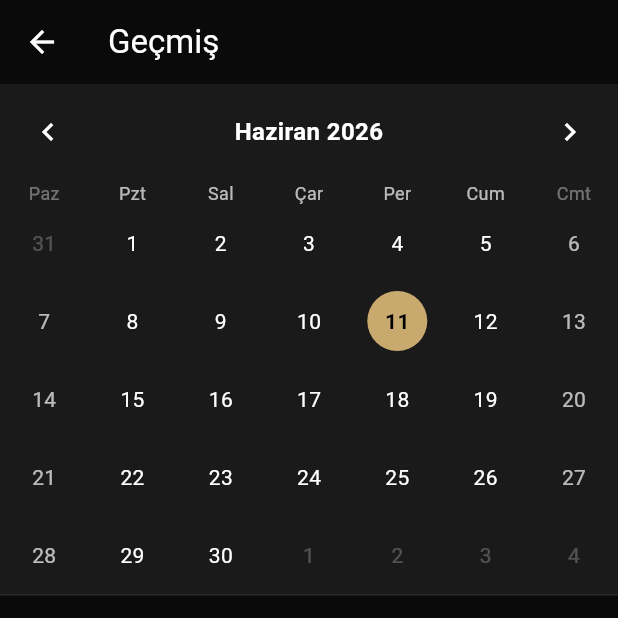
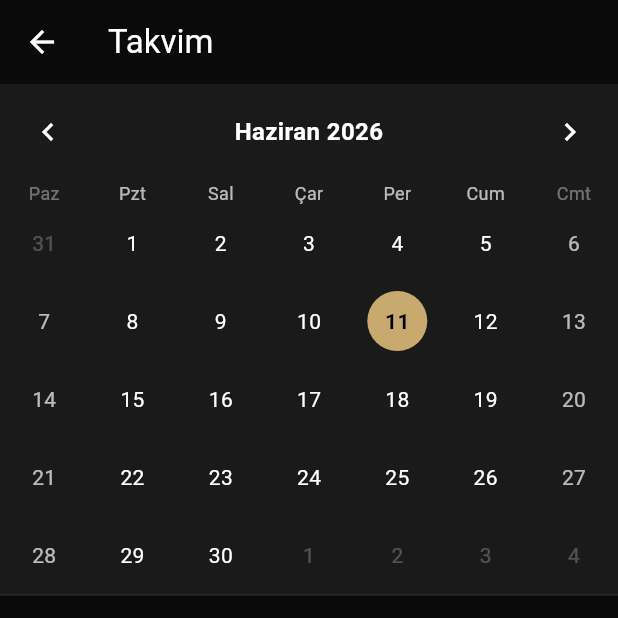
Before and after one commit to AbdullahSaitAvci/ai-gunluk, a Flutter app: the HistoryScreen screen opened by its route, on a phone screen of 412 x 824 dp, the top half of it. Run offline on Flutter 3.47's test engine with Material 3 defaults, Android fonts, the phone set to English and light mode, and no system bars; drawn by our look-alikes of table_calendar; our stand-ins replace flutter_riverpod, lucide_icons_flutter; network calls fail.

Commit message:
fix: rename Gecmis to Takvim in home and history screens

```diff
--- a/mobile/lib/screens/history_screen.dart
+++ b/mobile/lib/screens/history_screen.dart
@@ -37,7 +37,7 @@ class _HistoryScreenState extends ConsumerState<HistoryScreen> {
     final entriesAsync = ref.watch(historyProvider);
 
     return Scaffold(
-      appBar: AppBar(title: const Text('Geçmiş')),
+      appBar: AppBar(title: const Text('Takvim')),
       body: entriesAsync.when(
         loading: () => const Center(child: CircularProgressIndicator()),
         error: (_, __) => const Center(
--- a/mobile/lib/screens/home_screen.dart
+++ b/mobile/lib/screens/home_screen.dart
@@ -66,7 +66,7 @@ class HomeScreen extends ConsumerWidget {
               ),
               const SizedBox(height: 14),
               PrimaryButton(
-                label: 'Geçmiş',
+                label: 'Takvim',
                 icon: LucideIcons.scrollText,
                 onPressed: () => Navigator.pushNamed(context, HistoryScreen.routeName),
               ),
```
